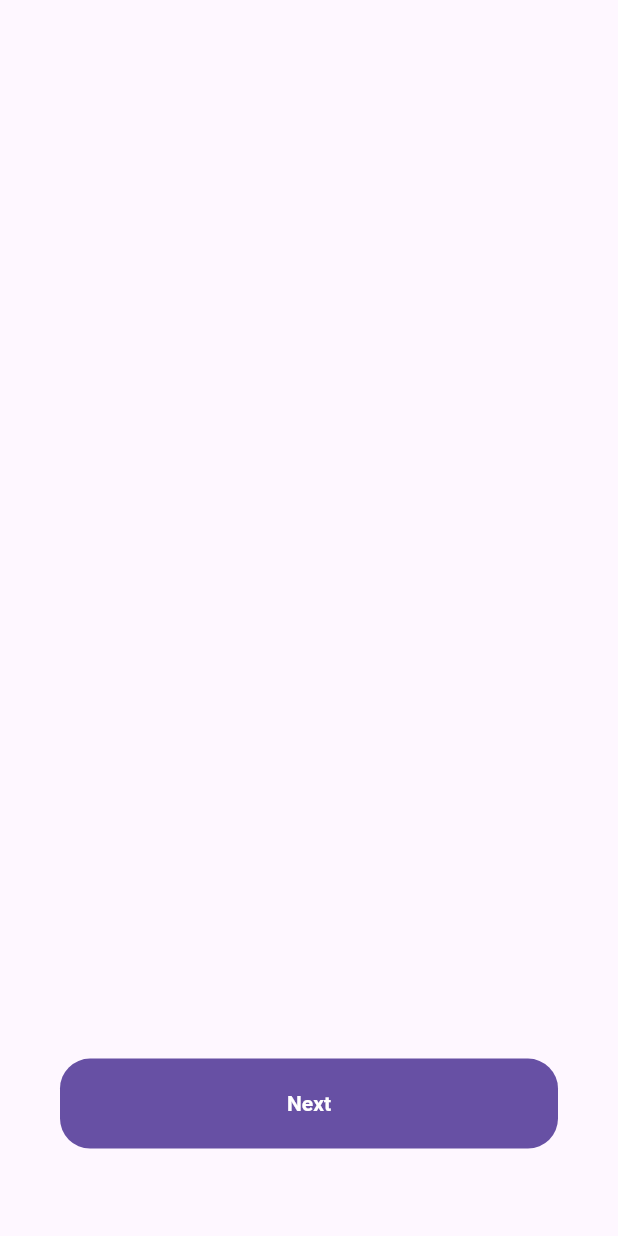
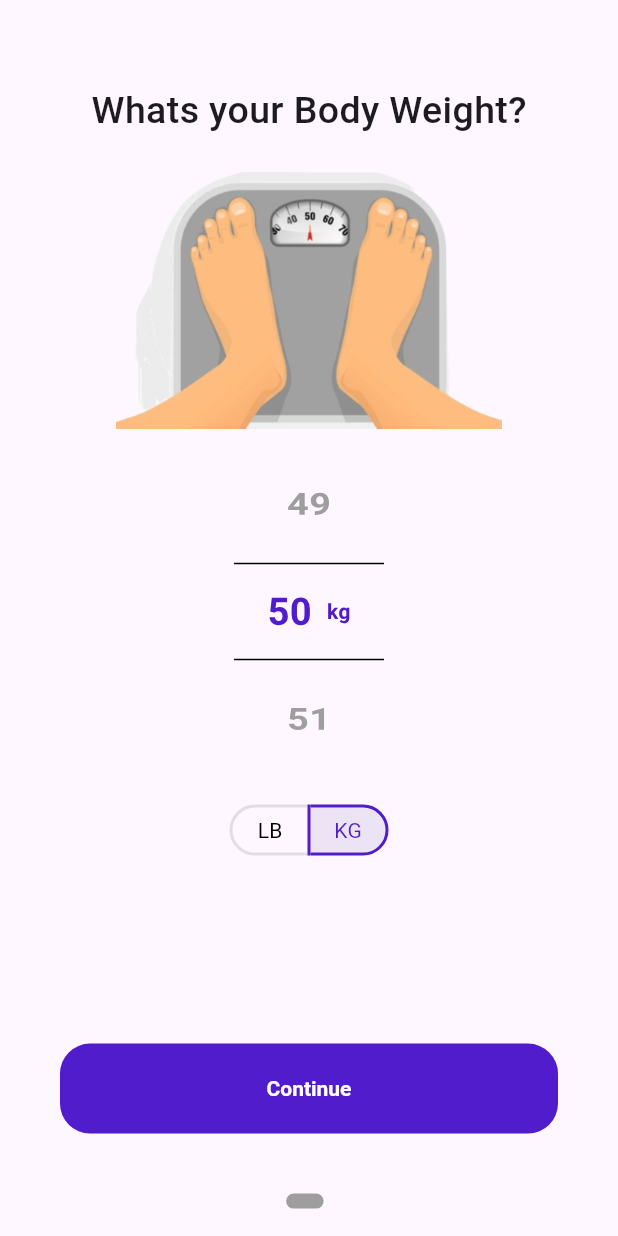
Before and after one commit to anonymous-startup/fitness_app_ui, a Flutter app: the screen it shows after launch, on a phone screen of 412 x 824 dp. Run offline on Flutter 3.47's test engine with Material 3 defaults, Android fonts, the phone set to English and light mode, and no system bars; Roboto replaces fonts that are missing (Poppins).

Commit message:
Onboarding : Weight Screen

```diff
--- /dev/null
+++ b/lib/constants.dart
@@ -0,0 +1,6 @@
+import 'package:flutter/material.dart';
+
+const primaryColor = Color(0xff511ccc);
+const primaryTextColor = Color.fromARGB(255, 255, 255, 255);
+const secondaryTextColor = Color.fromARGB(255, 0, 0, 0);
+const tertiaryTextColor = Color(0xffEBFF00);
--- a/lib/main.dart
+++ b/lib/main.dart
@@ -1,7 +1,6 @@
 import 'package:fitness_app/screens/onboarding/onboarding_screen.dart';
 import 'package:fitness_app/size_config.dart';
 import 'package:flutter/material.dart';
-// import 'package:unbording/onbording.dart';
 
 void main() => runApp(MyApp());
 
@@ -13,6 +12,7 @@
       debugShowCheckedModeBanner: false,
       theme: ThemeData(
         primarySwatch: Colors.deepOrange,
+        fontFamily: 'Poppins',
       ),
       home: OnbordingScreen(),
     );
--- /dev/null
+++ b/lib/screens/onboarding/components/dial_tile.dart
@@ -0,0 +1,57 @@
+import 'package:fitness_app/size_config.dart';
+import 'package:flutter/material.dart';
+import 'package:fitness_app/constants.dart';
+
+class DialTile extends StatelessWidget {
+  int weight;
+  bool isSelected;
+  bool isKg;
+
+  DialTile({
+    super.key,
+    required this.weight,
+    required this.isSelected,
+    required this.isKg,
+  });
+
+  @override
+  Widget build(BuildContext context) {
+    return Container(
+      width: 100,
+      decoration: BoxDecoration(
+        border: isSelected
+            ? const Border.symmetric(
+                horizontal: BorderSide(
+                  width: 1,
+                ),
+              )
+            : const Border.symmetric(),
+      ),
+      padding: const EdgeInsets.symmetric(vertical: 5.0),
+      child: Row(
+        mainAxisAlignment: MainAxisAlignment.center,
+        children: [
+          Text(
+            weight >= 10 ? weight.toString() : '0$weight',
+            style: TextStyle(
+              fontSize: getProportionateScreenHeight(25),
+              fontWeight: FontWeight.bold,
+              color: isSelected ? primaryColor : Colors.grey,
+            ),
+          ),
+          if (isSelected)
+            Container(
+              margin: const EdgeInsets.only(left: 10),
+              child: Text(
+                isKg ? 'kg' : 'lbs',
+                style: const TextStyle(
+                  color: primaryColor,
+                  fontWeight: FontWeight.bold,
+                ),
+              ),
+            ),
+        ],
+      ),
+    );
+  }
+}
--- /dev/null
+++ b/lib/screens/onboarding/components/weight_wheel.dart
@@ -0,0 +1,58 @@
+import 'package:fitness_app/screens/onboarding/components/dial_tile.dart';
+import 'package:fitness_app/size_config.dart';
+import 'package:flutter/material.dart';
+
+class WeightWheel extends StatefulWidget {
+  bool isKg;
+  WeightWheel({
+    super.key,
+    required this.isKg,
+  });
+
+  @override
+  State<WeightWheel> createState() => _WeightWheelState();
+}
+
+class _WeightWheelState extends State<WeightWheel> {
+  late FixedExtentScrollController _controller;
+  late int _selectedIndex;
+
+  @override
+  void initState() {
+    super.initState();
+    _selectedIndex = widget.isKg ? 50 : 150;
+    _controller = FixedExtentScrollController(initialItem: _selectedIndex);
+    _controller.addListener(() {
+      setState(() {
+        _selectedIndex = _controller.selectedItem;
+      });
+    });
+  }
+
+  @override
+  Widget build(BuildContext context) {
+    return SizedBox(
+      width: getProportionateScreenWidth(100),
+      height: getProportionateScreenHeight(200),
+      child: Center(
+        child: ListWheelScrollView.useDelegate(
+          controller: _controller,
+          itemExtent: 65,
+          perspective: 0.0001,
+          diameterRatio: 1.2,
+          physics: const FixedExtentScrollPhysics(),
+          childDelegate: ListWheelChildBuilderDelegate(
+            childCount: widget.isKg ? 150 : 200,
+            builder: (context, index) {
+              return DialTile(
+                isSelected: _selectedIndex == index,
+                weight: index,
+                isKg: widget.isKg,
+              );
+            },
+          ),
+        ),
+      ),
+    );
+  }
+}
--- a/lib/screens/onboarding/models/onboarding_model.dart
+++ b/lib/screens/onboarding/models/onboarding_model.dart
@@ -1,3 +1,5 @@
+import 'package:fitness_app/screens/onboarding/weight_screen.dart';
+
 List<dynamic> contents = [
-
+  const WeightScreen(),
 ];
--- a/lib/screens/onboarding/onboarding_screen.dart
+++ b/lib/screens/onboarding/onboarding_screen.dart
@@ -1,3 +1,4 @@
+import 'package:fitness_app/constants.dart';
 import 'package:fitness_app/screens/onboarding/models/onboarding_model.dart';
 import 'package:fitness_app/size_config.dart';
 import 'package:flutter/material.dart';
@@ -29,6 +30,7 @@ class _OnbordingScreenState extends State<OnbordingScreen> {
   @override
   Widget build(BuildContext context) {
     return Scaffold(
+      appBar: AppBar(),
       body: Column(
         children: [
           Expanded(
@@ -47,7 +49,7 @@ class _OnbordingScreenState extends State<OnbordingScreen> {
           ),
           Container(
             height: 60,
-            margin: EdgeInsets.all(40),
+            margin: const EdgeInsets.all(40),
             width: double.infinity,
             child: TextButton(
               onPressed: () {
@@ -63,12 +65,12 @@ class _OnbordingScreenState extends State<OnbordingScreen> {
                 // }
 
                 _controller.nextPage(
-                  duration: Duration(milliseconds: 100),
+                  duration: const Duration(milliseconds: 100),
                   curve: Curves.bounceIn,
                 );
               },
               style: TextButton.styleFrom(
-                backgroundColor: Theme.of(context).primaryColor,
+                backgroundColor: primaryColor,
                 textStyle: const TextStyle(color: Colors.white),
                 shape: RoundedRectangleBorder(
                   borderRadius: BorderRadius.circular(20),
@@ -104,7 +106,7 @@ class _OnbordingScreenState extends State<OnbordingScreen> {
       ),
       decoration: BoxDecoration(
         borderRadius: BorderRadius.circular(20),
-        color: Theme.of(context).primaryColor,
+        color: Colors.grey,
       ),
     );
   }
--- /dev/null
+++ b/lib/screens/onboarding/weight_screen.dart
@@ -0,0 +1,87 @@
+import 'package:fitness_app/constants.dart';
+import 'package:fitness_app/size_config.dart';
+import 'package:flutter/material.dart';
+import 'package:fitness_app/screens/onboarding/components/weight_wheel.dart';
+
+class WeightScreen extends StatefulWidget {
+  const WeightScreen({super.key});
+
+  @override
+  State<WeightScreen> createState() => _WeightScreenState();
+}
+
+class _WeightScreenState extends State<WeightScreen> {
+  final List<bool> _toggleSelected = [false, true];
+  late bool isKg = _toggleSelected[1];
+
+  @override
+  Widget build(BuildContext context) {
+    return SingleChildScrollView(
+      child: Column(
+        mainAxisAlignment: MainAxisAlignment.center,
+        children: [
+          const Center(
+            child: Text(
+              'Whats your Body Weight?',
+              style: TextStyle(
+                fontSize: 25,
+                fontWeight: FontWeight.w500,
+              ),
+            ),
+          ),
+          SizedBox(
+            height: getProportionateScreenHeight(20),
+          ),
+          Center(
+            child: Image.asset(
+              'assets/images/onboarding/weight.png',
+              width: getProportionateScreenWidth(253),
+              height: getProportionateScreenHeight(171),
+            ),
+          ),
+          SizedBox(
+            height: getProportionateScreenHeight(20),
+          ),
+          WeightWheel(isKg: isKg),
+          SizedBox(
+            height: getProportionateScreenHeight(20),
+          ),
+          ToggleButtons(
+            borderWidth: 2,
+            borderRadius: const BorderRadius.all(
+              Radius.circular(25),
+            ),
+            constraints: const BoxConstraints(
+              minWidth: 50,
+              minHeight: 30,
+            ),
+            isSelected: _toggleSelected,
+            onPressed: (index) {
+              setState(() {
+                _toggleSelected[0] = false;
+                _toggleSelected[1] = false;
+                _toggleSelected[index] = true;
+                isKg = index == 0 ? false : true;
+              });
+            },
+            selectedBorderColor: primaryColor,
+            children: [
+              Text(
+                'LB',
+                style: TextStyle(
+                  color: _toggleSelected[0] ? primaryColor : Colors.black,
+                ),
+              ),
+              Text(
+                'KG',
+                style: TextStyle(
+                  color: _toggleSelected[1] ? primaryColor : Colors.black,
+                ),
+              ),
+            ],
+          )
+        ],
+      ),
+    );
+  }
+}
--- a/pubspec.yaml
+++ b/pubspec.yaml
@@ -60,7 +60,8 @@ flutter:
   uses-material-design: true
 
   # To add assets to your application, add an assets section, like this:
-  # assets:
+  assets:
+    - assets/images/onboarding/
   #   - images/a_dot_burr.jpeg
   #   - images/a_dot_ham.jpeg
 
```
Also changed, not shown: assets/images/onboarding/weight.png (added).
